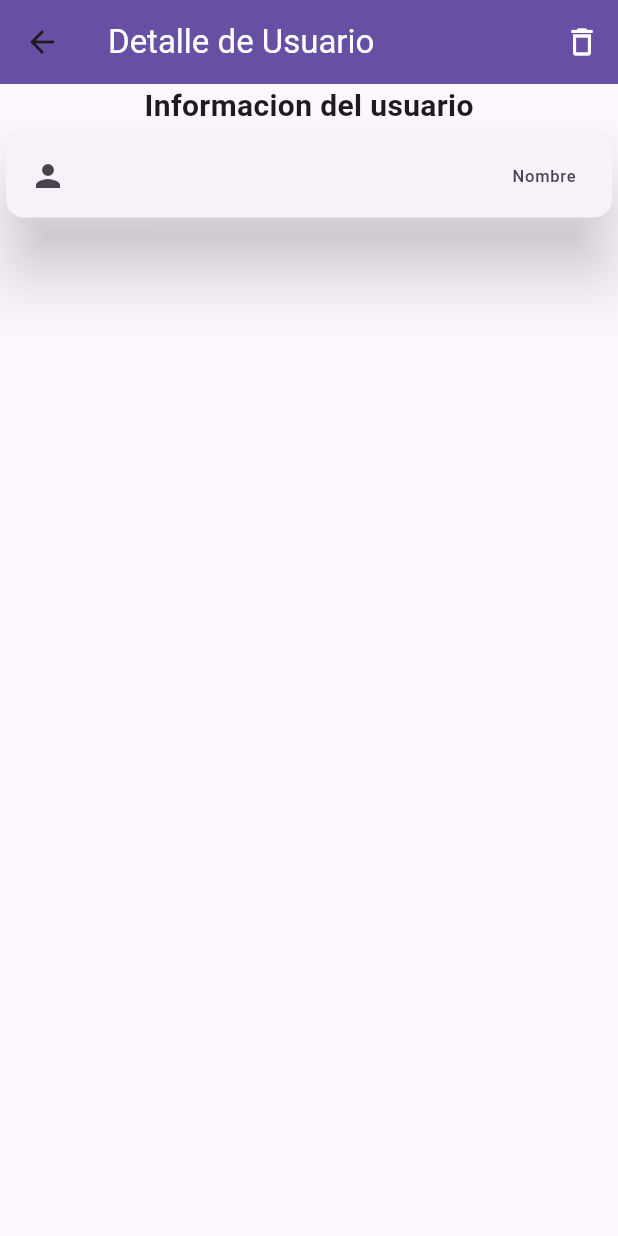
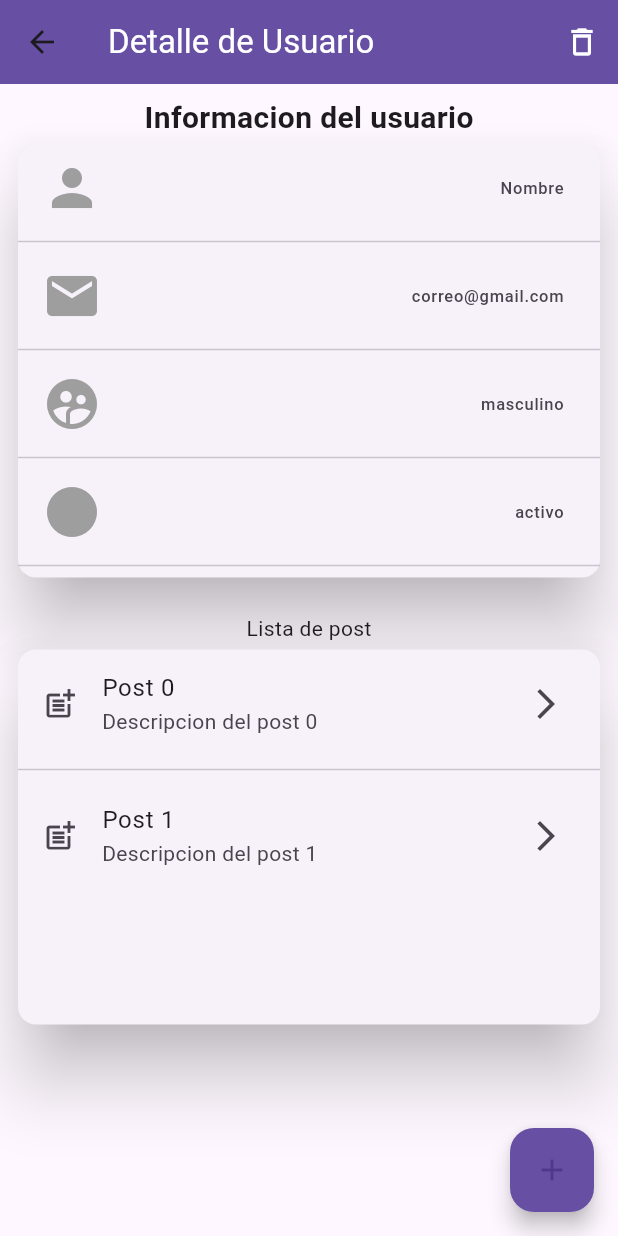
Before and after one commit to ozuro/app_crud, a Flutter app: the DetailUserScreen screen opened by its route, on a phone screen of 412 x 824 dp. Run offline on Flutter 3.47's test engine with Material 3 defaults, Android fonts, the phone set to English and light mode, and no system bars.

Commit message:
detalle de usuario

```diff
--- a/lib/presentacion/screen/detail_user/DetailUser.dart
+++ b/lib/presentacion/screen/detail_user/DetailUser.dart
@@ -1,3 +1,5 @@
+import 'package:first_crud/presentacion/screen/detail_user/widgets/info.dart';
+import 'package:first_crud/presentacion/screen/detail_user/widgets/list_post.dart';
 import 'package:flutter/material.dart';
 
 class DetailUserScreen extends StatelessWidget {
@@ -22,24 +24,25 @@ class DetailUserScreen extends StatelessWidget {
               ))
         ],
       ),
-        body: Column(
+      body: const Column(
         children: [
-            Text(
-              "Informacion del usuario",
-              style: TextStyle(fontSize: 20.0, fontWeight: FontWeight.bold),
-            ),
-            Card(
-              elevation: 20,
+          Padding(
+            padding: const EdgeInsets.all(8.0),
             child: Column(
               children: [
-                  ListTile(
-                    leading: Icon(Icons.person),
-                    trailing: Text("Nombre"),
-                  )
+                InfoWidget(),
+                SizedBox(height: 20.0),
+                ListaPost(),
               ],
             ),
-            )
+          ),
         ],
-        ));
+      ),
+      floatingActionButton: FloatingActionButton(
+        onPressed: () {},
+        child: const Icon(Icons.add),
+        backgroundColor: Theme.of(context).primaryColor,
+      ),
+    );
   }
 }
--- /dev/null
+++ b/lib/presentacion/screen/detail_user/widgets/info.dart
@@ -0,0 +1,40 @@
+import 'package:flutter/material.dart';
+
+class InfoWidget extends StatelessWidget {
+  const InfoWidget({super.key});
+
+  @override
+  Widget build(BuildContext context) {
+    return Column(
+      children: [
+        Text(
+          "Informacion del usuario",
+          style: TextStyle(fontSize: 20.0, fontWeight: FontWeight.bold),
+        ),
+        Card(
+          elevation: 20,
+          child: Column(
+            children: [
+              _item("Nombre", Icons.person),
+              _item("correo@gmail.com", Icons.email),
+              _item("masculino", Icons.supervised_user_circle_rounded),
+              _item("activo", Icons.circle)
+            ],
+          ),
+        ),
+      ],
+    );
+  }
+
+  Widget _item(String texto, IconData icono) {
+    return Column(
+      children: [
+        ListTile(
+          leading: Icon(icono, color: Colors.grey, size: 40.0),
+          trailing: Text(texto),
+        ),
+        const Divider()
+      ],
+    );
+  }
+}
--- /dev/null
+++ b/lib/presentacion/screen/detail_user/widgets/list_post.dart
@@ -0,0 +1,32 @@
+import 'package:flutter/material.dart';
+
+class ListaPost extends StatelessWidget {
+  const ListaPost({super.key});
+
+  @override
+  Widget build(BuildContext context) {
+    return Column(
+      children: [
+        Text("Lista de post"),
+        Card(
+          elevation: 20.0,
+          child: SizedBox(
+            height: 250.0,
+            child: ListView.separated(
+              itemBuilder: (context, index) {
+                return ListTile(
+                  title: Text("Post $index"),
+                  subtitle: Text("Descripcion del post $index"),
+                  leading: Icon(Icons.post_add),
+                  trailing: Icon(Icons.arrow_forward_ios),
+                );
+              },
+              separatorBuilder: (context, index) => const Divider(),
+              itemCount: 2,
+            ),
+          ),
+        ),
+      ],
+    );
+  }
+}
```
Lines whose indentation alone changed are shown as unchanged.
